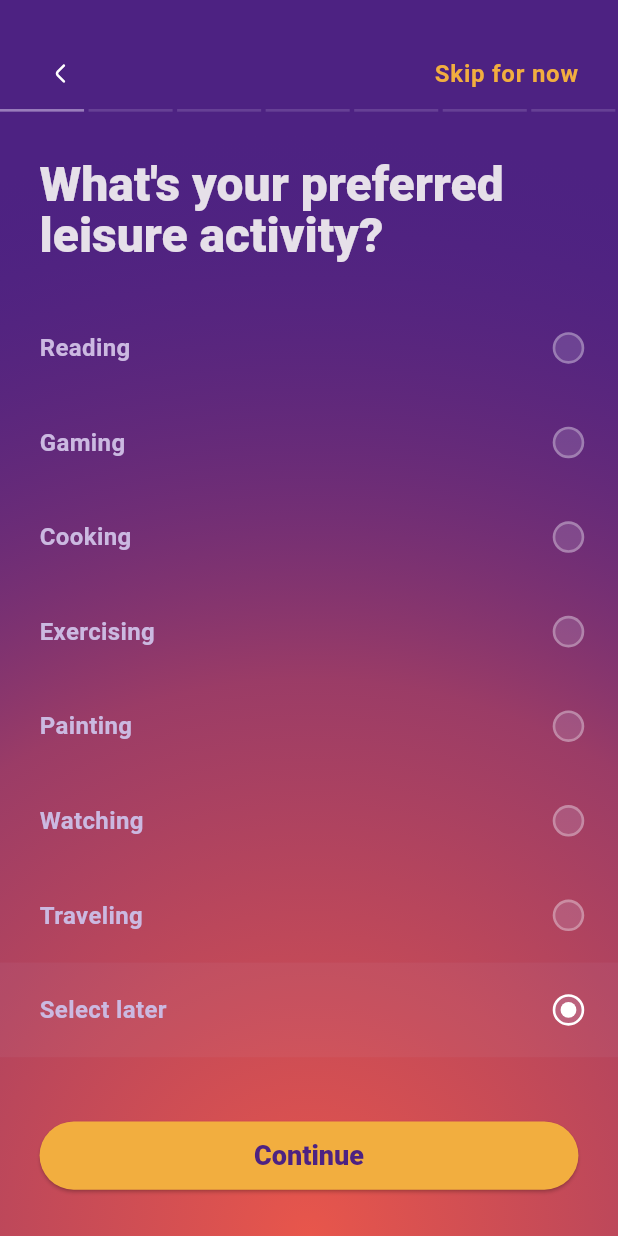
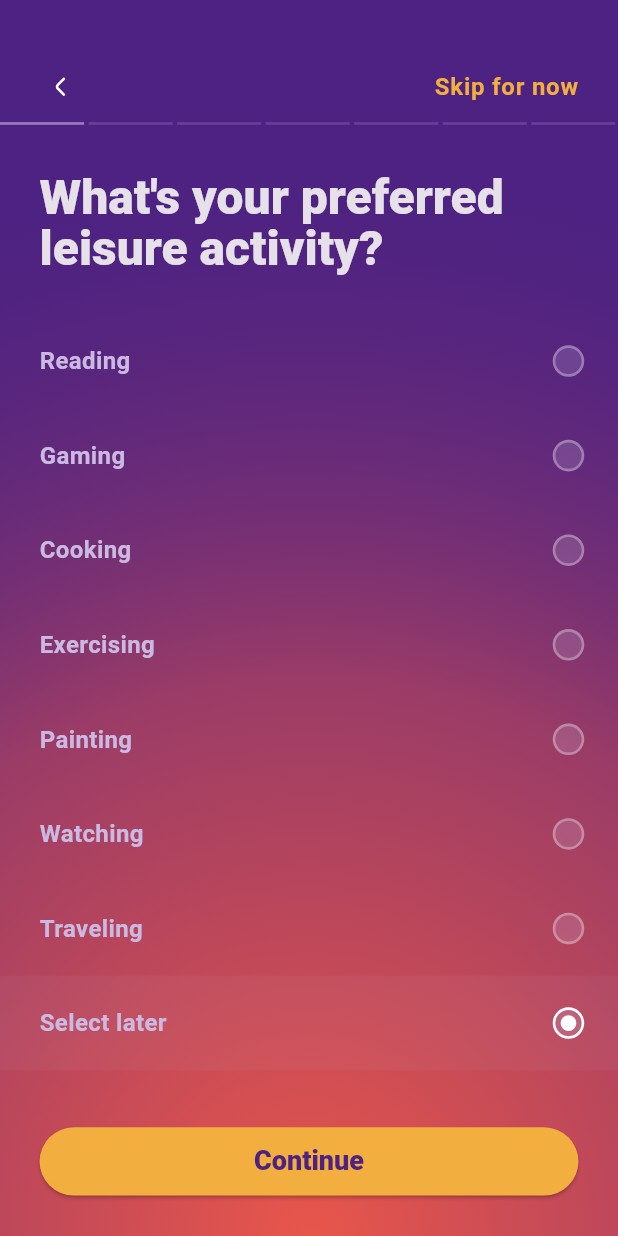
Before and after one commit to AsadbekDeveloper/joiner_test, a Flutter app: the QuestionairePage screen opened by its route, on a phone screen of 412 x 824 dp. Run offline on Flutter 3.47's test engine with Material 3 defaults, Android fonts, the phone set to English and light mode, and no system bars; our stand-ins replace equatable, flutter_riverpod, flutter_screenutil, flutter_svg, go_router, riverpod_annotation; Roboto replaces fonts that are missing (ProximaSoft).

```diff
--- a/lib/features/questionaire/presentation/pages/questionaire.dart
+++ b/lib/features/questionaire/presentation/pages/questionaire.dart
@@ -15,6 +15,7 @@ class QuestionairePage extends ConsumerWidget {
     return Scaffold(
       backgroundColor: AppColors.primaryPurple,
       body: Container(
+        width: double.infinity,
         decoration: BoxDecoration(
           gradient: RadialGradient(
             colors: [
--- a/lib/features/questionaire/presentation/widgets/questionaire_appbar.dart
+++ b/lib/features/questionaire/presentation/widgets/questionaire_appbar.dart
@@ -16,7 +16,7 @@ class QuestionaireAppbar extends StatelessWidget {
         horizontal: mainHorPadding,
         vertical: 5.h,
       ).copyWith(
-        top: 40.h,
+        top: 50.h,
       ),
       child: Row(
         mainAxisAlignment: MainAxisAlignment.spaceBetween,
--- a/lib/features/questionaire/presentation/widgets/questionaire_progress.dart
+++ b/lib/features/questionaire/presentation/widgets/questionaire_progress.dart
@@ -15,7 +15,8 @@ class QuestionaireProgress extends StatelessWidget {
           final value = ref.watch(questionaireProvider);
           return ListView.separated(
             scrollDirection: Axis.horizontal,
-            itemBuilder: (context, index) => Container(
+            itemBuilder: (context, index) => AnimatedContainer(
+              duration: const Duration(milliseconds: 400),
               width: 51.w,
               margin: EdgeInsets.symmetric(
                 vertical: 6.h,
```
Also changed, not shown: lib/features/questionaire/presentation/pages/result.dart (+15 -8 lines).
